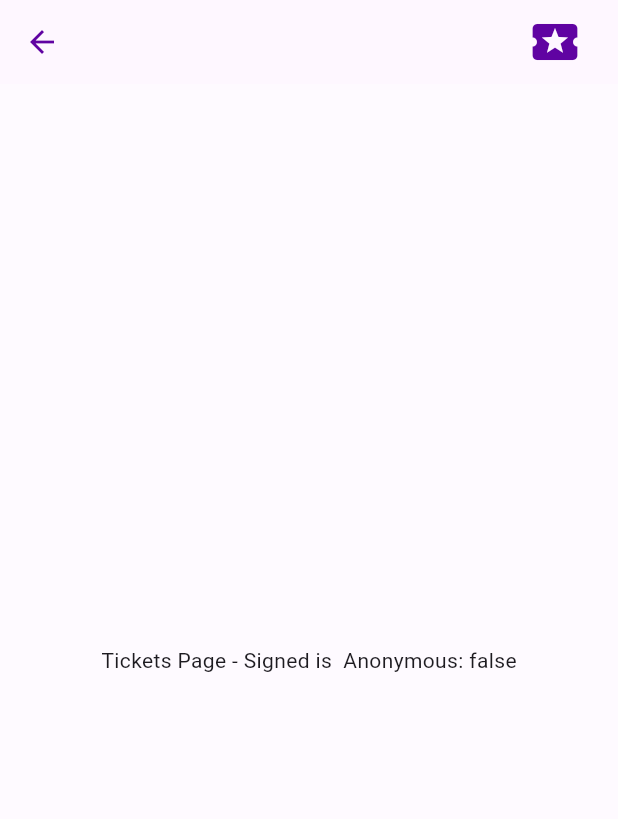
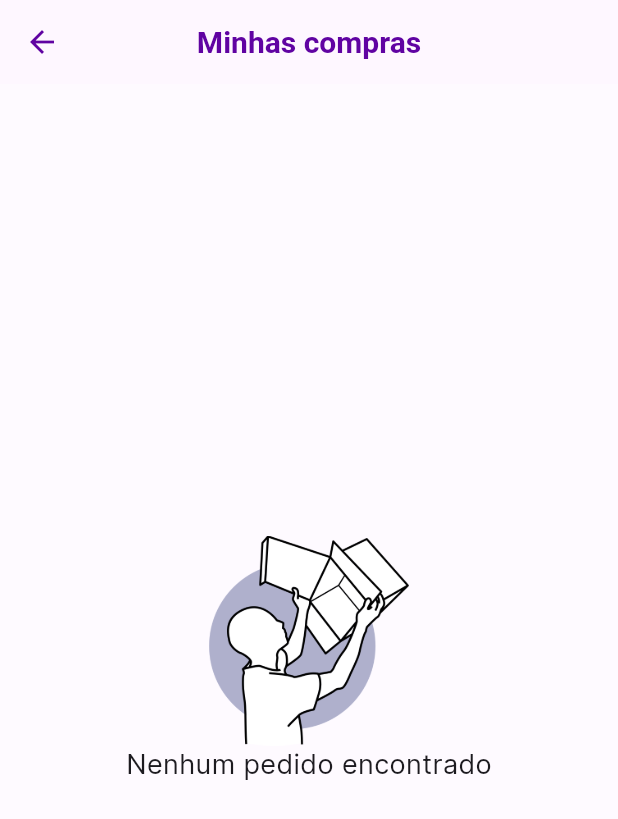
Before and after one commit to yficklis/ingresso_aquii, a Flutter app: the MyTickets screen opened by its route, on a phone screen of 412 x 824 dp. Shown: the top 819 px of the screen. Run offline on Flutter 3.47's test engine with Material 3 defaults, Android fonts, the phone set to English and light mode, and no system bars; our stand-ins replace cloud_firestore, firebase_auth, firebase_core, flutter_svg, google_fonts, google_nav_bar and 2 more; accounts and stored records are empty.

Commit message:
meus pedidos

```diff
--- a/lib/pages/my_tickets.dart
+++ b/lib/pages/my_tickets.dart
@@ -1,5 +1,7 @@
+import 'package:cloud_firestore/cloud_firestore.dart';
 import 'package:firebase_auth/firebase_auth.dart';
 import 'package:flutter/material.dart';
+import 'package:google_fonts/google_fonts.dart';
 import 'package:ingresso_aquii/util/custom_app_bar.dart';
 
 class MyTickets extends StatefulWidget {
@@ -14,10 +16,87 @@ class _MyTicketsState extends State<MyTickets> {
   @override
   Widget build(BuildContext context) {
     return Scaffold(
-      appBar: CustomAppBar(title: ''),
-      body: Center(
-        child: Text("Tickets Page - Signed is  Anonymous: ${user.isAnonymous}"),
+      appBar: AppBar(
+        title: Text(
+          'Minhas compras',
+          style: TextStyle(
+            color: Color(0xff6003A2),
+            fontSize: 20,
+            fontFamily: 'Roboto',
+            fontWeight: FontWeight.w600,
+          ),
+        ),
+        iconTheme: IconThemeData(color: Color(0xff6003A2)),
+      ),
+      body: StreamBuilder(
+        stream: FirebaseFirestore.instance
+            .collection('users')
+            .doc(user.uid)
+            .collection('my_tickets')
+            .orderBy('tipo') // Ordena por tipo de ticket
+            .snapshots(),
+        builder: (context, AsyncSnapshot<QuerySnapshot> snapshot) {
+          if (snapshot.connectionState == ConnectionState.waiting) {
+            return Center(
+              child: CircularProgressIndicator(),
+            );
+          }
+          if (!snapshot.hasData || snapshot.data!.docs.isEmpty) {
+            return Center(
+              child: Column(
+                mainAxisAlignment: MainAxisAlignment.center,
+                children: [
+                  Image.asset(
+                    'assets/images/empty_cart.png',
+                    height: 140,
+                  ),
+                  Text(
+                    "Nenhum pedido encontrado",
+                    style: GoogleFonts.inter(fontSize: 18),
+                  ),
+                ],
+              ),
+            );
+          }
+          return ListView(
+            children: _buildTicketList(snapshot.data!.docs),
+          );
+        },
       ),
     );
   }
+
+  List<Widget> _buildTicketList(List<DocumentSnapshot> tickets) {
+    List<Widget> ticketWidgets = [];
+    String currentType = '';
+
+    for (DocumentSnapshot ticket in tickets) {
+      if (ticket['tipo'] != currentType) {
+        // Adiciona um título para o novo tipo de ticket
+        ticketWidgets.add(
+          ListTile(
+            title: Text(
+              ticket['tipo'],
+              style: TextStyle(
+                fontWeight: FontWeight.bold,
+                fontSize: 18.0,
+              ),
+            ),
+          ),
+        );
+        currentType = ticket['tipo'];
+      }
+
+      // Adiciona um ListTile para cada ticket
+      ticketWidgets.add(
+        ListTile(
+          leading: Image.asset('assets/images/checked.png'),
+          title: Text('ID do Lote: ${ticket['loteId']}'),
+          subtitle: Text('ID do Ingresso: ${ticket['ingressoId']}'),
+          // Adicione mais informações do ticket conforme necessário
+        ),
+      );
+    }
+    return ticketWidgets;
+  }
 }
```
Also changed, not shown: assets/images/checked.png (added), assets/images/empty_cart.png (added).
